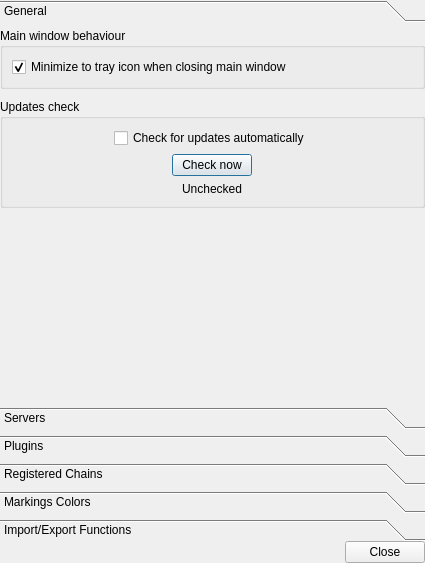
The window that gui/settingsdialog.ui (nccgroup/pip3line) describes before a commit, drawn with Qt 5.
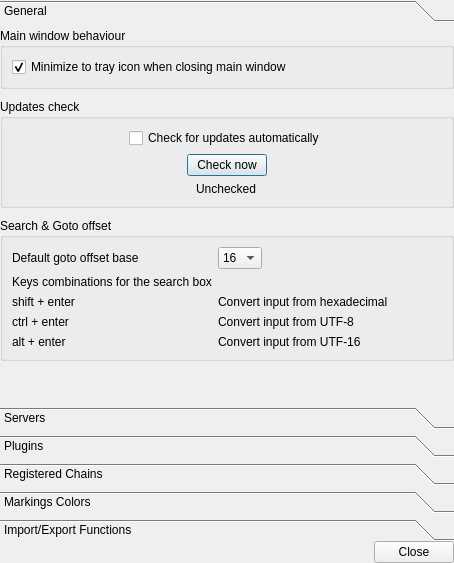
The same window after the commit. The open tabs and pages were chosen to show the change. Icons and pictures are not drawn. Custom widgets are drawn as their Qt base class.

```diff
--- a/gui/settingsdialog.ui
+++ b/gui/settingsdialog.ui
@@ -15,7 +15,7 @@
    <rect>
     <x>0</x>
     <y>0</y>
-    <width>425</width>
+    <width>454</width>
     <height>563</height>
    </rect>
   </property>
@@ -42,7 +42,7 @@
        <rect>
         <x>0</x>
         <y>0</y>
-        <width>415</width>
+        <width>444</width>
         <height>372</height>
        </rect>
       </property>
@@ -117,6 +117,102 @@
          </layout>
         </widget>
        </item>
+       <item>
+        <widget class="QGroupBox" name="miscGroupBox">
+         <property name="title">
+          <string>Search &amp;&amp; Goto offset</string>
+         </property>
+         <layout class="QFormLayout" name="formLayout_4">
+          <property name="labelAlignment">
+           <set>Qt::AlignLeading|Qt::AlignLeft|Qt::AlignVCenter</set>
+          </property>
+          <item row="0" column="0">
+           <widget class="QLabel" name="defaultOffsetLabel">
+            <property name="text">
+             <string>Default goto offset base</string>
+            </property>
+           </widget>
+          </item>
+          <item row="0" column="1">
+           <widget class="QComboBox" name="offsetBaseComboBox">
+            <property name="sizePolicy">
+             <sizepolicy hsizetype="Maximum" vsizetype="Fixed">
+              <horstretch>0</horstretch>
+              <verstretch>0</verstretch>
+             </sizepolicy>
+            </property>
+            <property name="currentIndex">
+             <number>2</number>
+            </property>
+            <item>
+             <property name="text">
+              <string>8</string>
+             </property>
+            </item>
+            <item>
+             <property name="text">
+              <string>10</string>
+             </property>
+            </item>
+            <item>
+             <property name="text">
+              <string>16</string>
+             </property>
+            </item>
+           </widget>
+          </item>
+          <item row="1" column="0">
+           <widget class="QLabel" name="shortcutLabel">
+            <property name="text">
+             <string>Keys combinations for the search box</string>
+            </property>
+           </widget>
+          </item>
+          <item row="2" column="0">
+           <widget class="QLabel" name="shiftenterLabel">
+            <property name="text">
+             <string>shift + enter</string>
+            </property>
+           </widget>
+          </item>
+          <item row="2" column="1">
+           <widget class="QLabel" name="label_3">
+            <property name="text">
+             <string>Convert input from hexadecimal</string>
+            </property>
+           </widget>
+          </item>
+          <item row="3" column="0">
+           <widget class="QLabel" name="ctrlenterLabel">
+            <property name="text">
+             <string>ctrl + enter</string>
+            </property>
+           </widget>
+          </item>
+          <item row="4" column="0">
+           <widget class="QLabel" name="altenterLabel">
+            <property name="text">
+             <string>alt + enter</string>
+            </property>
+           </widget>
+          </item>
+          <item row="3" column="1">
+           <widget class="QLabel" name="label_4">
+            <property name="text">
+             <string>Convert input from UTF-8</string>
+            </property>
+           </widget>
+          </item>
+          <item row="4" column="1">
+           <widget class="QLabel" name="label_5">
+            <property name="text">
+             <string>Convert input from UTF-16</string>
+            </property>
+           </widget>
+          </item>
+         </layout>
+        </widget>
+       </item>
        <item>
         <spacer name="verticalSpacer_3">
          <property name="orientation">
```
Left out of the diff: 2 changed lines with no effect on the pictures.
